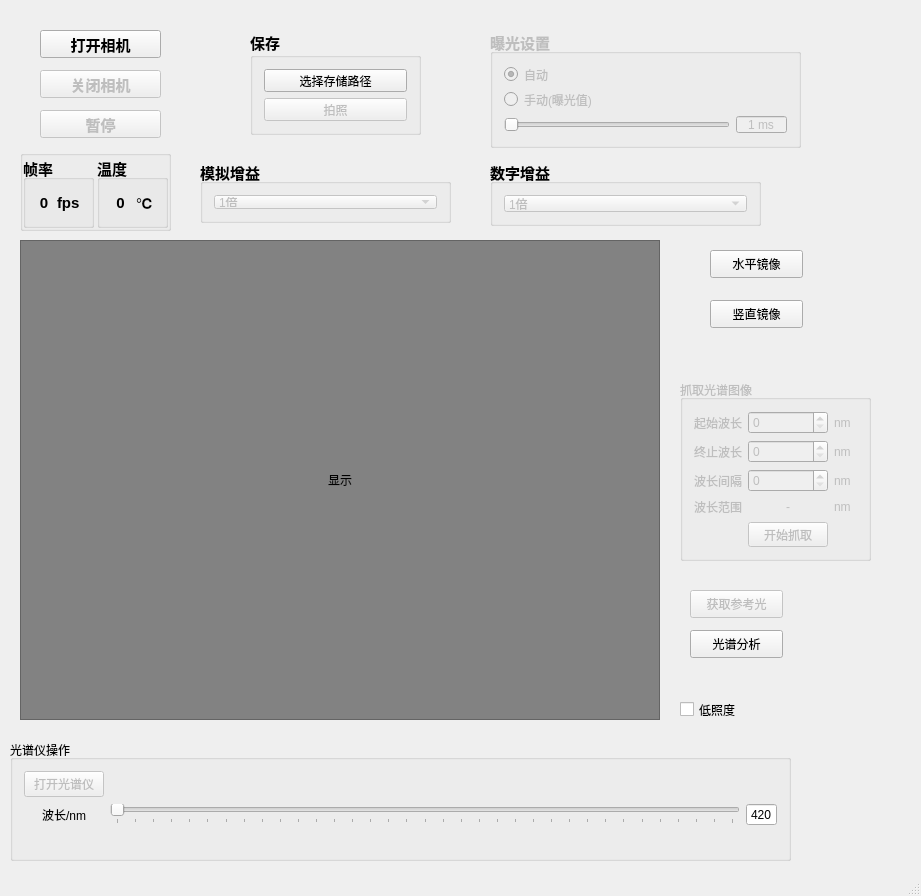
First picture: the form in usb2_camera_034/mainwindow.ui, repository betterorbest/usb_camera_with_Cypress, before the edit.
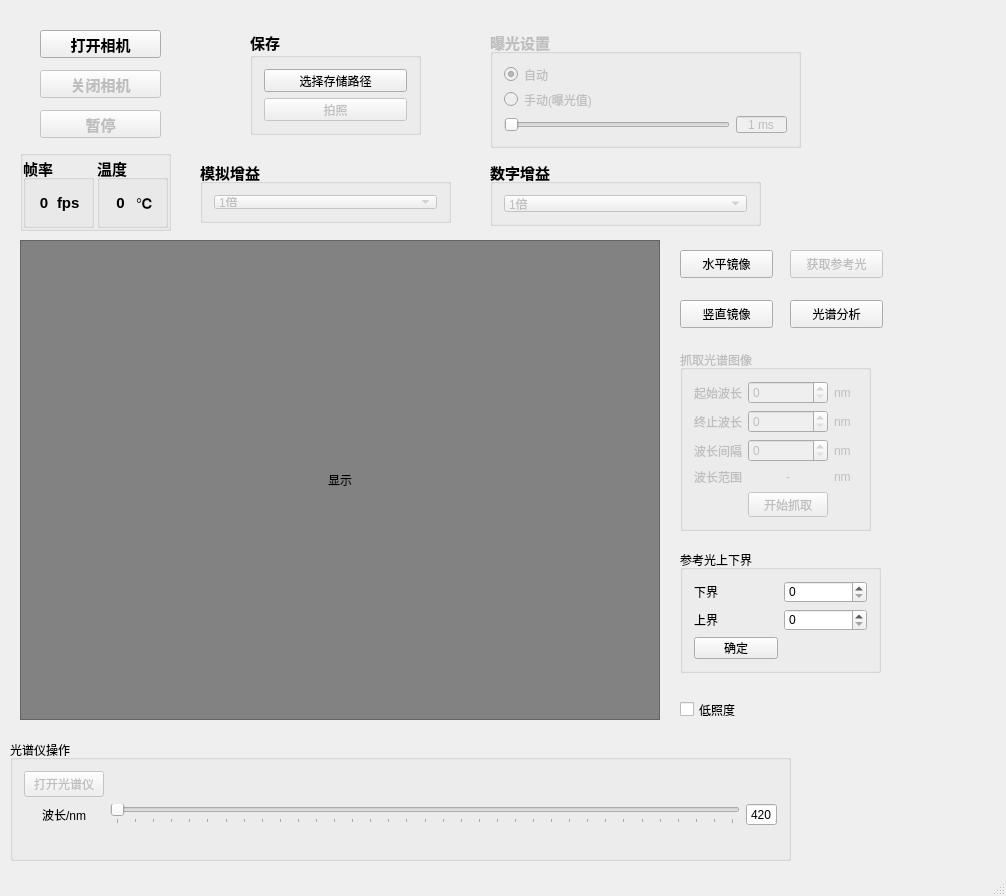
Second picture: the form after the edit. Icons and pictures are not drawn.

Commit message: add ref boundary setting

```diff
--- a/usb2_camera_034/mainwindow.ui
+++ b/usb2_camera_034/mainwindow.ui
@@ -6,7 +6,7 @@
    <rect>
     <x>0</x>
     <y>0</y>
-    <width>921</width>
+    <width>1006</width>
     <height>896</height>
    </rect>
   </property>
@@ -698,7 +698,7 @@
     <property name="geometry">
      <rect>
       <x>680</x>
-      <y>380</y>
+      <y>350</y>
       <width>191</width>
       <height>181</height>
      </rect>
@@ -815,7 +815,7 @@
    <widget class="QPushButton" name="m_horizontalMirror">
     <property name="geometry">
      <rect>
-      <x>710</x>
+      <x>680</x>
       <y>250</y>
       <width>93</width>
       <height>28</height>
@@ -828,7 +828,7 @@
    <widget class="QPushButton" name="m_verticalMirror">
     <property name="geometry">
      <rect>
-      <x>710</x>
+      <x>680</x>
       <y>300</y>
       <width>93</width>
       <height>28</height>
@@ -854,8 +854,8 @@
    <widget class="QPushButton" name="m_spectrumAnalysis">
     <property name="geometry">
      <rect>
-      <x>690</x>
-      <y>630</y>
+      <x>790</x>
+      <y>300</y>
       <width>93</width>
       <height>28</height>
      </rect>
@@ -870,8 +870,8 @@
     </property>
     <property name="geometry">
      <rect>
-      <x>690</x>
-      <y>590</y>
+      <x>790</x>
+      <y>250</y>
       <width>93</width>
       <height>28</height>
      </rect>
@@ -880,6 +880,56 @@
      <string>获取参考光</string>
     </property>
    </widget>
+   <widget class="QGroupBox" name="groupBox_4">
+    <property name="geometry">
+     <rect>
+      <x>680</x>
+      <y>550</y>
+      <width>201</width>
+      <height>123</height>
+     </rect>
+    </property>
+    <property name="title">
+     <string>参考光上下界</string>
+    </property>
+    <layout class="QGridLayout" name="gridLayout_4">
+     <item row="0" column="0">
+      <widget class="QLabel" name="label">
+       <property name="text">
+        <string>下界</string>
+       </property>
+      </widget>
+     </item>
+     <item row="0" column="1">
+      <widget class="QSpinBox" name="m_lowRef">
+       <property name="maximum">
+        <number>4096</number>
+       </property>
+      </widget>
+     </item>
+     <item row="1" column="0">
+      <widget class="QLabel" name="label_2">
+       <property name="text">
+        <string>上界</string>
+       </property>
+      </widget>
+     </item>
+     <item row="1" column="1">
+      <widget class="QSpinBox" name="m_highRef">
+       <property name="maximum">
+        <number>4096</number>
+       </property>
+      </widget>
+     </item>
+     <item row="2" column="0">
+      <widget class="QPushButton" name="m_boundaryRefSet">
+       <property name="text">
+        <string>确定</string>
+       </property>
+      </widget>
+     </item>
+    </layout>
+   </widget>
   </widget>
   <widget class="QStatusBar" name="statusBar"/>
  </widget>
```
The commit also changes 8 other files.
